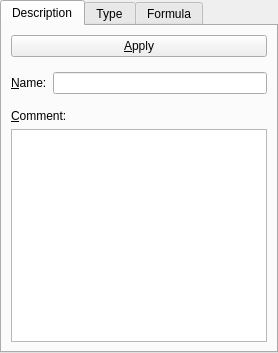
narunlifescience/AlphaPlot, file table/controltabs.ui: the form before one commit.
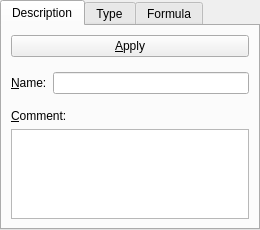
The form after the commit.

The edit to the form file:
```diff
--- a/table/controltabs.ui
+++ b/table/controltabs.ui
@@ -1,6 +1,14 @@
 <ui version="4.0" >
  <class>ControlTabs</class>
  <widget class="QWidget" name="ControlTabs" >
+  <property name="geometry" >
+   <rect>
+    <x>0</x>
+    <y>0</y>
+    <width>260</width>
+    <height>230</height>
+   </rect>
+  </property>
   <property name="sizePolicy" >
    <sizepolicy vsizetype="MinimumExpanding" hsizetype="Minimum" >
     <horstretch>0</horstretch>
```
Left out of the diff: 4 changed lines with no effect on the pictures.
